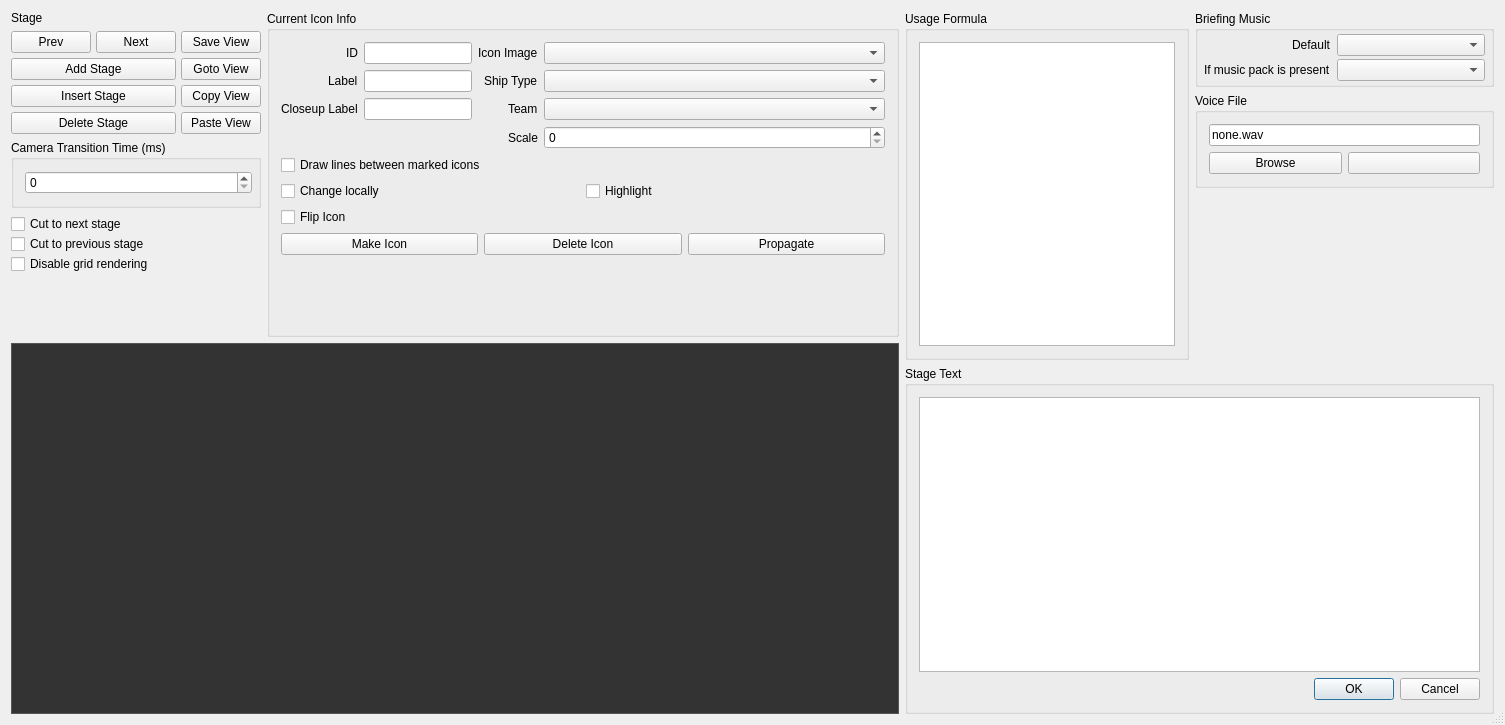
scp-fs2open/fs2open.github.com, file qtfred/ui/BriefingEditorDialog.ui: the form before one commit.
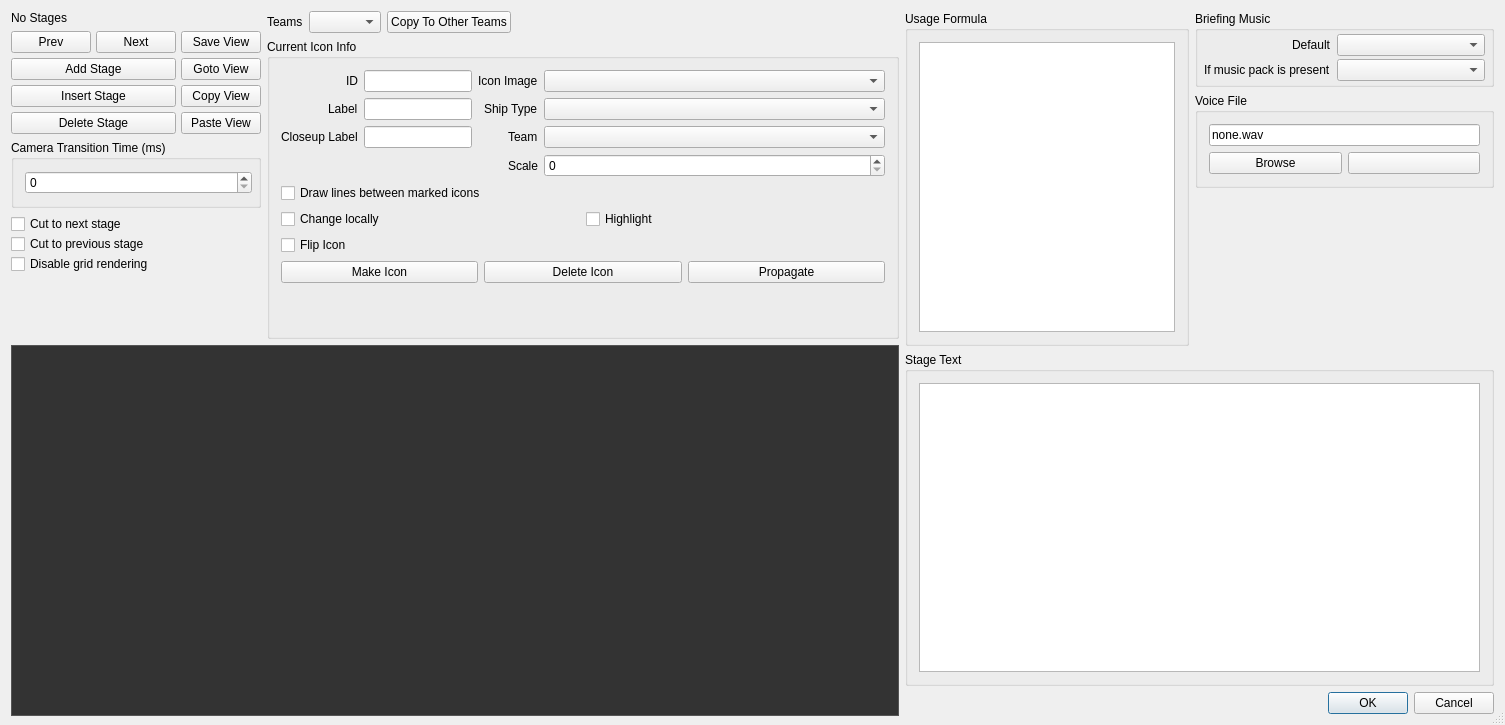
The form after the commit. Icons and pictures are not drawn. Custom widgets are drawn as their Qt base class.

Diff of the .ui file:
```diff
--- a/qtfred/ui/BriefingEditorDialog.ui
+++ b/qtfred/ui/BriefingEditorDialog.ui
@@ -33,9 +33,9 @@
        <item>
         <layout class="QVBoxLayout" name="stageControlsLayout">
          <item>
-          <widget class="QLabel" name="stageLabel">
+          <widget class="QLabel" name="currentStageLabel">
            <property name="text">
-            <string>Stage</string>
+            <string>No Stages</string>
            </property>
            <property name="alignment">
             <set>Qt::AlignLeading|Qt::AlignLeft|Qt::AlignTop</set>
@@ -240,6 +240,42 @@
         </layout>
        </item>
        <item>
+        <layout class="QVBoxLayout" name="stageSubControlsLayout_2">
+         <item>
+          <layout class="QHBoxLayout" name="teamControlsLayout">
+           <item>
+            <widget class="QLabel" name="teamLabel">
+             <property name="text">
+              <string>Teams</string>
+             </property>
+            </widget>
+           </item>
+           <item>
+            <widget class="QComboBox" name="teamComboBox"/>
+           </item>
+           <item>
+            <widget class="QPushButton" name="copyToOtherTeamsButton">
+             <property name="text">
+              <string>Copy To Other Teams</string>
+             </property>
+            </widget>
+           </item>
+           <item>
+            <spacer name="teamSpacer">
+             <property name="orientation">
+              <enum>Qt::Horizontal</enum>
+             </property>
+             <property name="sizeHint" stdset="0">
+              <size>
+               <width>40</width>
+               <height>20</height>
+              </size>
+             </property>
+            </spacer>
+           </item>
+          </layout>
+         </item>
+         <item>
         <widget class="QGroupBox" name="currentIconInfoGroupBox">
          <property name="minimumSize">
           <size>
@@ -423,6 +459,8 @@
        </item>
       </layout>
      </item>
+      </layout>
+     </item>
      <item>
       <widget class="QWidget" name="mapView" native="true">
        <property name="enabled">
@@ -461,7 +499,7 @@
          </property>
          <layout class="QVBoxLayout" name="verticalLayout_3">
           <item>
-           <widget class="QTreeView" name="usageFormulaView">
+           <widget class="fso::fred::sexp_tree" name="formulaTreeView">
             <property name="sizePolicy">
              <sizepolicy hsizetype="Preferred" vsizetype="Preferred">
               <horstretch>0</horstretch>
@@ -566,7 +604,7 @@
             <item>
              <layout class="QHBoxLayout" name="voiceFileButtonsLayout">
               <item>
-               <widget class="QPushButton" name="browseVoiceFileButton">
+               <widget class="QPushButton" name="voiceFileBrowseButton">
                 <property name="text">
                  <string>Browse</string>
                 </property>
@@ -576,7 +614,7 @@
                </widget>
               </item>
               <item>
-               <widget class="QPushButton" name="playVoiceFileButton">
+               <widget class="QPushButton" name="voiceFilePlayButton">
                 <property name="text">
                  <string/>
                 </property>
@@ -620,6 +658,9 @@
         <item>
          <widget class="QPlainTextEdit" name="stageTextPlainTextEdit"/>
         </item>
+       </layout>
+      </widget>
+     </item>
         <item>
          <widget class="QDialogButtonBox" name="okAndCancelButtons">
           <property name="layoutDirection">
@@ -634,13 +675,17 @@
          </widget>
         </item>
        </layout>
-      </widget>
-     </item>
-    </layout>
    </item>
   </layout>
  </widget>
  <layoutdefault spacing="6" margin="11"/>
+ <customwidgets>
+  <customwidget>
+   <class>fso::fred::sexp_tree</class>
+   <extends>QTreeView</extends>
+   <header>ui/widgets/sexp_tree.h</header>
+  </customwidget>
+ </customwidgets>
  <resources>
   <include location="../resources/resources.qrc"/>
  </resources>
```
Lines whose indentation alone changed are shown as unchanged.
